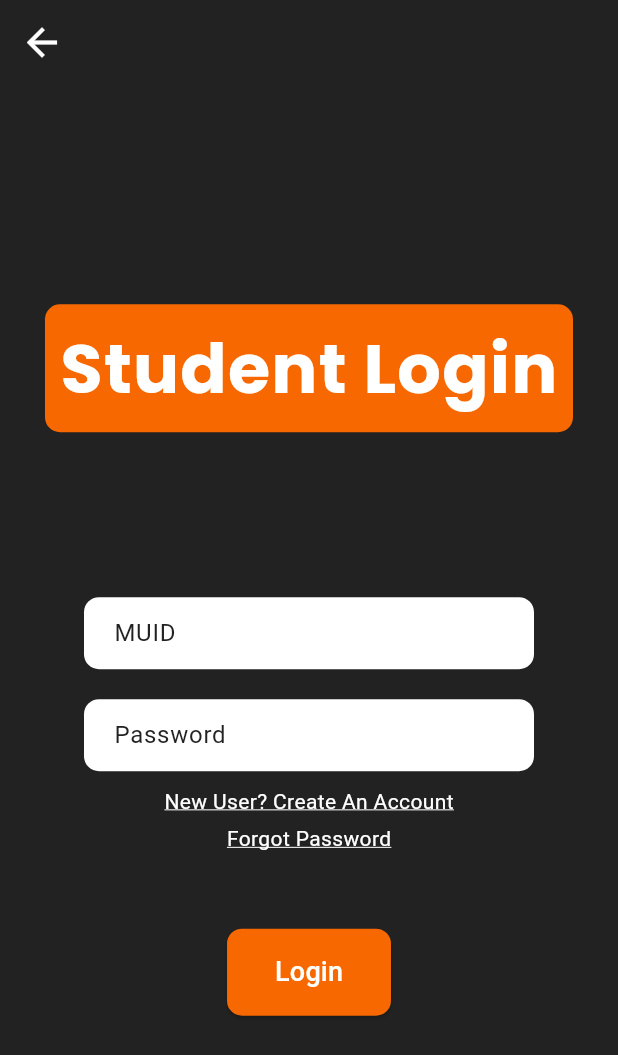
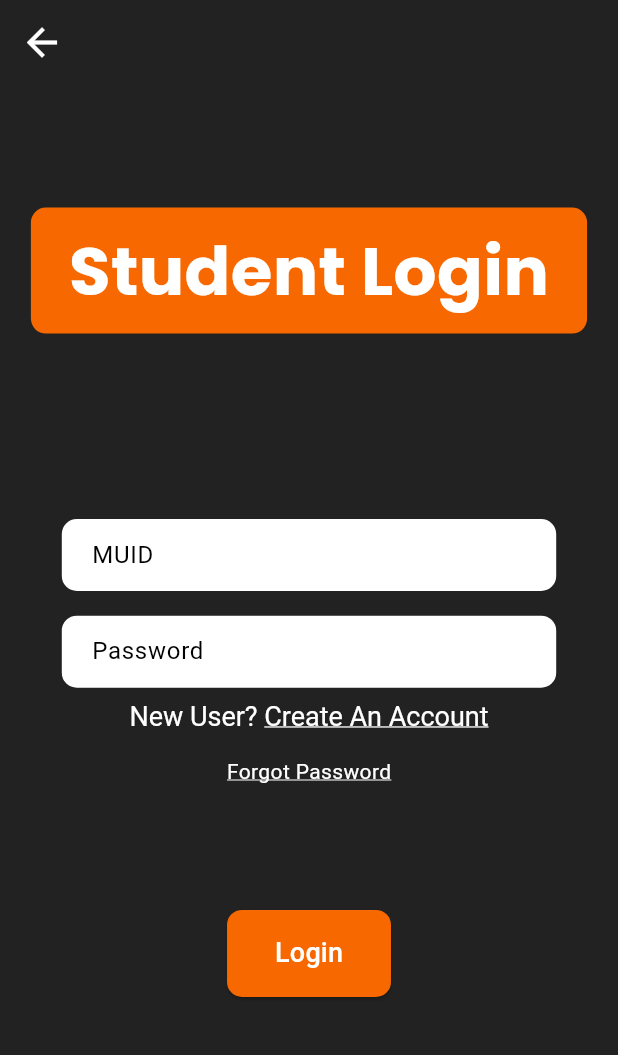
Before and after one commit to EthanDorr/BearTracks, a Flutter app: the screen it shows after launch, after a tap on "Student Login", on a phone screen of 412 x 824 dp. Shown: the top 1055 px of the screen. Run offline on Flutter 3.47's test engine with Material 3 defaults, Android fonts, the phone set to English and light mode, and no system bars; our stand-ins replace firebase_auth, firebase_core, geolocator, google_fonts, latlong2, shared_preferences; missing offline and left inert: mapbox_maps_flutter, turf; accounts and stored records are empty; network calls fail.

Commit message:
Update student_login_screen.dart
Added Scaling to banner and buttons

```diff
--- a/lib/login/student_login_screen.dart
+++ b/lib/login/student_login_screen.dart
@@ -35,6 +35,8 @@ class StudentLoginScreenState extends State<StudentLoginScreen> {
 
   @override
   Widget build(BuildContext context) {
+    final screenSize = MediaQuery.of(context).size;
+
     return Scaffold(
       backgroundColor: mercerBlack,
       appBar: AppBar(
@@ -42,7 +44,7 @@ class StudentLoginScreenState extends State<StudentLoginScreen> {
         leading: IconButton(
           icon: const Icon(
             Icons.arrow_back,
-            color: mercerWhite,
+            color: Colors.white,
             size: 30,
           ),
           onPressed: () {
@@ -51,43 +53,44 @@ class StudentLoginScreenState extends State<StudentLoginScreen> {
           },
         ),
       ),
-
-      body: Center(
-        child: Padding(
-          padding: const EdgeInsets.symmetric(vertical: 100, horizontal: 30),
+      body: SingleChildScrollView(
+        child: Center(
           child: Column(
             mainAxisAlignment: MainAxisAlignment.center,
+            crossAxisAlignment: CrossAxisAlignment.center,
             children: <Widget>[
-
+              SizedBox(
+                height: screenSize.height * 0.1,
+              ),
               Container(
-                width: double.infinity,
+                width: screenSize.width * 0.9,
                 padding: const EdgeInsets.all(10),
                 decoration: BoxDecoration(
                   color: mercerMercerOrange,
                   borderRadius: BorderRadius.circular(10),
                 ),
-                child: FittedBox( // Changed from Center to FittedBox
+                child: FittedBox(
+                  fit: BoxFit.scaleDown,
                   child: Text(
                     'Student Login',
                     style: GoogleFonts.poppins(
-                      color: mercerWhite,
+                      color: Colors.white,
+                      fontSize: 45,
                       fontWeight: FontWeight.bold,
                     ),
                   ),
                 ),
               ),
-
-              const SizedBox(height: 110),
-
+              SizedBox(height: screenSize.height * 0.15),
               SizedBox(
-                width: 300,
+                width: screenSize.width * 0.8,
                 child: TextField(
                   controller: _loginController,
                   decoration: InputDecoration(
                     hintText: 'MUID',
-                    hintStyle: const TextStyle(color: mercerBlack),
+                    hintStyle: const TextStyle(color: Colors.black),
                     filled: true,
-                    fillColor: mercerWhite,
+                    fillColor: Colors.white,
                     border: OutlineInputBorder(
                       borderRadius: BorderRadius.circular(10),
                       borderSide: BorderSide.none,
@@ -95,24 +98,22 @@ class StudentLoginScreenState extends State<StudentLoginScreen> {
                     contentPadding: const EdgeInsets.symmetric(horizontal: 16, vertical: 12),
                   ),
                   style: const TextStyle(
-                    color: mercerBlack,
+                    color: Colors.black,
                     fontSize: 16,
                   ),
                 ),
               ),
-
-              const SizedBox(height: 20),
-
+              SizedBox(height: screenSize.height * 0.02),
               SizedBox(
-                width: 300,
+                width: screenSize.width * 0.8,
                 child: TextField(
                   controller: _passwordController,
                   obscureText: true,
                   decoration: InputDecoration(
                     hintText: 'Password',
-                    hintStyle: const TextStyle(color: mercerBlack),
+                    hintStyle: const TextStyle(color: Colors.black),
                     filled: true,
-                    fillColor: mercerWhite,
+                    fillColor: Colors.white,
                     border: OutlineInputBorder(
                       borderRadius: BorderRadius.circular(10),
                       borderSide: BorderSide.none,
@@ -120,47 +121,47 @@ class StudentLoginScreenState extends State<StudentLoginScreen> {
                     contentPadding: const EdgeInsets.symmetric(horizontal: 16, vertical: 12),
                   ),
                   style: const TextStyle(
-                    color: mercerBlack,
+                    color: Colors.black,
                     fontSize: 16,
                   ),
                 ),
               ),
-
-              const SizedBox(height: 10),
-
+              SizedBox(height: screenSize.height * 0.01),
               GestureDetector(
-                onTap: () {
-                  log('Create Account pressed');
-                  Navigator.push(context, MaterialPageRoute(builder: (context) => const CreateAccount()));
-                },
-                child: const Text(
-                  'New User? Create An Account',
-                  style: TextStyle(
-                    color: mercerWhite,
-                    fontSize: 14,
-                    decoration: TextDecoration.underline,
-                    decorationColor: mercerWhite,
+                onTap: () => Navigator.push(context, MaterialPageRoute(builder: (context) => CreateAccount(widget._gps, widget._isLocationEnabled))),
+                child: RichText(
+                  text: const TextSpan(
+                    text: 'New User? ',
+                    style: TextStyle(
+                      color: mercerWhite,
+                      fontSize: 18,
+                    ),
+                    children: <TextSpan>[
+                      TextSpan(
+                        text: 'Create An Account',
+                        style: TextStyle(
+                          decoration: TextDecoration.underline,
+                          decorationColor: Colors.white,
+                        ),
+                      ),
+                    ],
                   ),
                 ),
               ),
-
-              const SizedBox(height: 5),
-
+              SizedBox(height: screenSize.height * 0.02),
               GestureDetector(
-                onTap: () => Navigator.push(context, MaterialPageRoute(builder: (context) =>  PasswordResetScreen(widget._gps, widget._isLocationEnabled))),
+                onTap: () => Navigator.push(context, MaterialPageRoute(builder: (context) => PasswordResetScreen(widget._gps, widget._isLocationEnabled))),
                 child: const Text(
                   'Forgot Password',
                   style: TextStyle(
-                    color: mercerWhite,
+                    color: Colors.white,
                     fontSize: 14,
                     decoration: TextDecoration.underline,
-                    decorationColor: mercerWhite,
+                    decorationColor: Colors.white,
                   ),
                 ),
               ),
-
-              const SizedBox(height: 50),
-
+              SizedBox(height: screenSize.height * 0.1),
               ElevatedButton(
                 onPressed: () async {
                   final String email = '${_loginController.text}@live.mercer.edu';
@@ -179,13 +180,12 @@ class StudentLoginScreenState extends State<StudentLoginScreen> {
                       context, MaterialPageRoute(
                         builder: (BuildContext context) {
                           return user.emailVerified
-                            ? MapScreen(true, widget._gps, widget._isLocationEnabled)
-                            : Verification(widget._gps, widget._isLocationEnabled, verificationType: 'email');
-                        }
-                      )
+                              ? MapScreen(true, widget._gps, widget._isLocationEnabled)
+                              : Verification(widget._gps, widget._isLocationEnabled, verificationType: 'email');
+                        },
+                      ),
                     );
-                  }
-                  else {
+                  } else {
                     //Say email or password is incorrect
                     printSnackBar(
                       'MUID or password is incorrect.',
@@ -207,7 +207,7 @@ class StudentLoginScreenState extends State<StudentLoginScreen> {
                 child: const Text(
                   'Login',
                   style: TextStyle(
-                    color: mercerWhite,
+                    color: Colors.white,
                     fontSize: 18,
                   ),
                 ),
```
